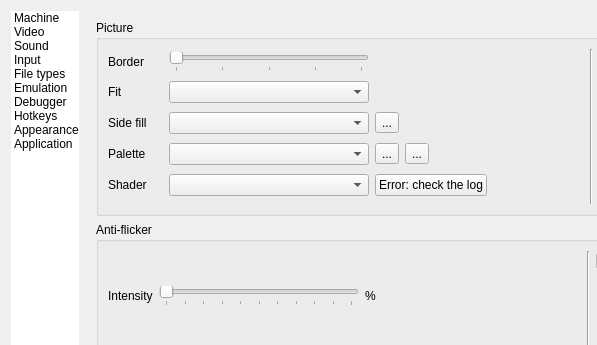
Volutar/xpeccy-plus, file ui/setupwin.ui: the form before one commit; both pictures show x 0 to 597 and y 0 to 345 of the 716 by 909 pixel window.
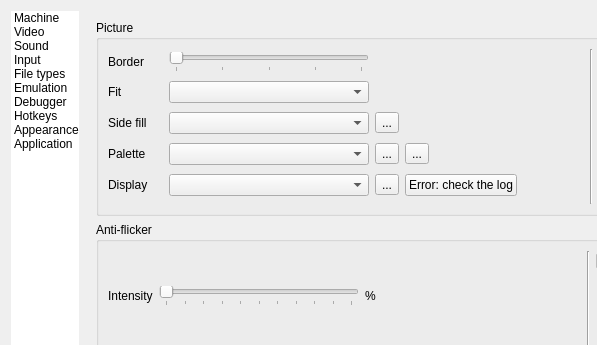
The form after the commit. The open tabs and pages were chosen to show the change. Icons and pictures are not drawn. Custom widgets are drawn as their Qt base class.

Commit message:
Display: the Shader list is a list of looks - None, Scanlines, a file's presets, the user's presets, shader files - in Options > Video and View > Display; a look's knobs in a sheet built from its file, shown as they move and kept by look; Save as preset; an old shader name in a config opens its look
Options: a look picked shows at once and Cancel puts it back, as a side fill does. The error
button stands in the gear's place.
A chain still being built while the machine stands is painted when it is ready.

Patch:
```diff
--- a/ui/setupwin.ui
+++ b/ui/setupwin.ui
@@ -1506,7 +1506,7 @@
                <item row="4" column="0">
                 <widget class="QLabel" name="labShader">
                  <property name="text">
-                  <string>Shader</string>
+                  <string>Display</string>
                  </property>
                 </widget>
                </item>
@@ -1529,7 +1529,23 @@
                  </property>
                 </widget>
                </item>
-               <item row="4" column="2" alignment="Qt::AlignLeft">
+               <item row="4" column="2">
+                <layout class="QHBoxLayout" name="horizontalLayout_disp">
+                 <item>
+                  <widget class="QToolButton" name="tbDisplay">
+                   <property name="toolTip">
+                    <string>The settings of this look</string>
+                   </property>
+                   <property name="text">
+                    <string>...</string>
+                   </property>
+                   <property name="icon">
+                    <iconset resource="../xpeccy.qrc">
+                     <normaloff>:/images/settings.png</normaloff>:/images/settings.png</iconset>
+                   </property>
+                  </widget>
+                 </item>
+                 <item>
                 <widget class="xSideButton" name="pbShaderErr">
                  <property name="text">
                   <string>Error: check the log</string>
@@ -1539,6 +1555,21 @@
                    <normaloff>:/images/exclamation.png</normaloff>:/images/exclamation.png</iconset>
                  </property>
                 </widget>
+                 </item>
+                 <item>
+                  <spacer name="spacerDispBtn">
+                   <property name="orientation">
+                    <enum>Qt::Horizontal</enum>
+                   </property>
+                   <property name="sizeHint" stdset="0">
+                    <size>
+                     <width>0</width>
+                     <height>0</height>
+                    </size>
+                   </property>
+                  </spacer>
+                 </item>
+                </layout>
                </item>
                </layout>
               </item>
```
Left out of the diff: 2 changed lines with no effect on the pictures. Lines whose indentation alone changed are shown as unchanged. The commit also changes 15 other files.
